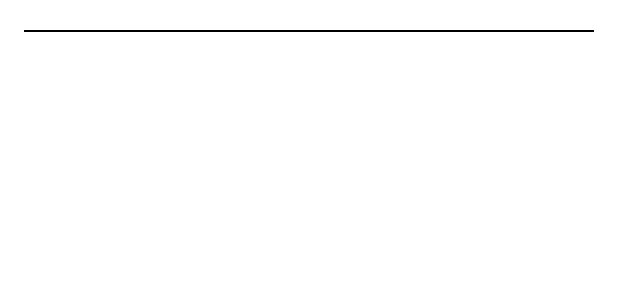
After one commit to islom-din/dodo-ilmhona-proSkills, an Android app: the layout fragment_story_item.xml on its own in the app's theme, with its tools: preview values and no code run, on a phone screen of 412 x 824 dp. The commit adds this screen. Shown: the top 300 px of the screen. Run offline under Robolectric (Android 15) with nearby library versions, the phone set to English and light mode, and no system bars.

Commit message:
created StoryFragment and StoryItemFragment

```diff
--- a/app/build.gradle
+++ b/app/build.gradle
@@ -29,6 +29,9 @@ android {
     kotlinOptions {
         jvmTarget = '1.8'
     }
+    buildFeatures {
+        viewBinding true
+    }
 }
 
 dependencies {
--- /dev/null
+++ b/app/src/main/res/layout/fragment_story_item.xml
@@ -0,0 +1,28 @@
+<?xml version="1.0" encoding="utf-8"?>
+<androidx.constraintlayout.widget.ConstraintLayout xmlns:android="http://schemas.android.com/apk/res/android"
+    android:layout_width="match_parent"
+    android:layout_height="match_parent"
+    xmlns:app="http://schemas.android.com/apk/res-auto">
+
+    <!-- TODO: get progress view from Shodmon and put it here   -->
+
+    <View
+        android:layout_width="0dp"
+        android:layout_height="1dp"
+        android:background="@color/black"
+        app:layout_constraintStart_toStartOf="parent"
+        app:layout_constraintEnd_toEndOf="parent"
+        android:layout_marginTop="20dp"
+        android:layout_marginHorizontal="16dp"
+        app:layout_constraintTop_toTopOf="parent"/>
+
+    <ImageView
+        android:id="@+id/image"
+        android:layout_width="0dp"
+        android:layout_height="0dp"
+        app:layout_constraintStart_toStartOf="parent"
+        app:layout_constraintEnd_toEndOf="parent"
+        app:layout_constraintTop_toTopOf="parent"
+        app:layout_constraintBottom_toBottomOf="parent"/>
+
+</androidx.constraintlayout.widget.ConstraintLayout>
```
Also changed, not shown: app/src/main/java/islom/din/dodo_ilmhona_proskills/behruz/StoryFragment.kt (added, +82 -0 lines), app/src/main/java/islom/din/dodo_ilmhona_proskills/behruz/StoryItemFragment.kt (added, +66 -0 lines), app/src/main/res/layout/activity_main.xml (+13 -8 lines), app/src/main/res/layout/fragment_story.xml (added, +17 -0 lines).
